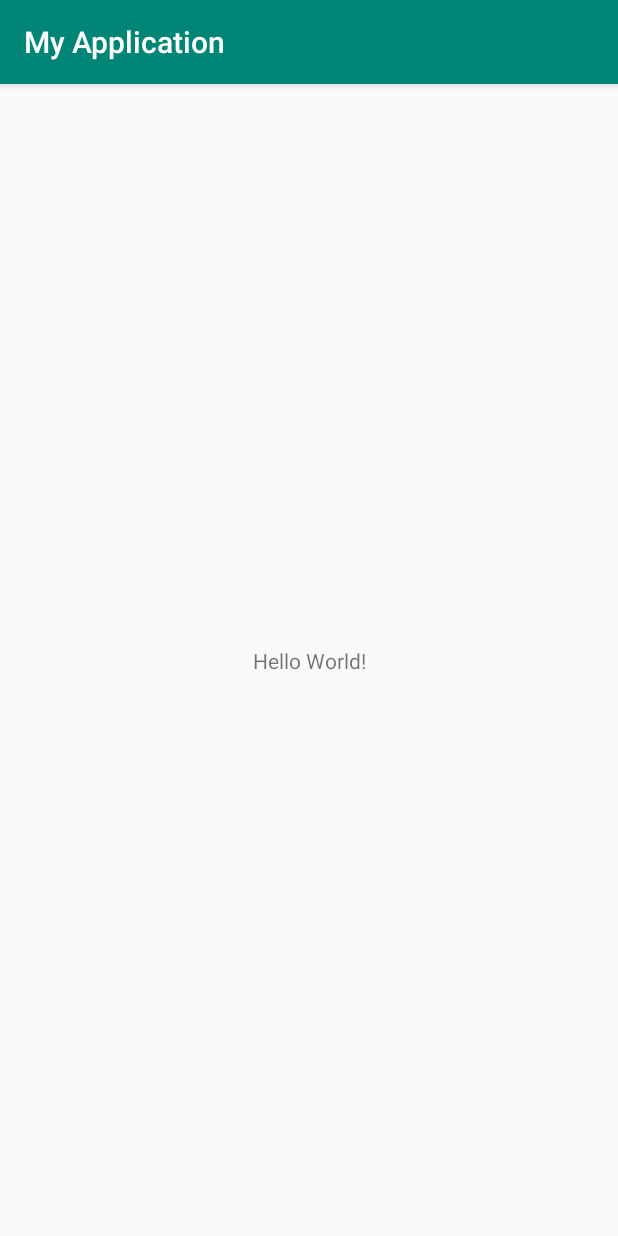
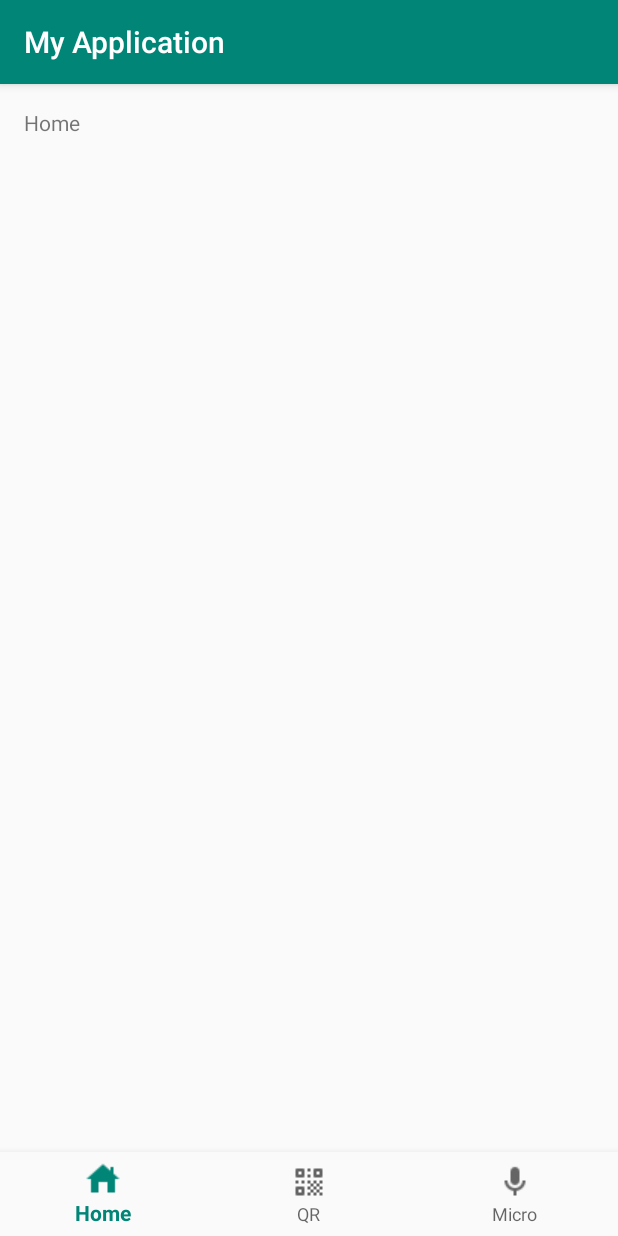
Before and after one commit to antoniomanuelfr/Nuevos-Paradigmas-de-Interacci-n, an Android app: the screen it shows after launch (MainActivity), on a phone screen of 412 x 824 dp. Run offline under Robolectric (Android 15) with nearby library versions, the phone set to English and light mode, and no system bars.

Commit message:
Barra de navegacion

```diff
--- a/Museo/app/build.gradle
+++ b/Museo/app/build.gradle
@@ -3,7 +3,7 @@ apply plugin: 'com.android.application'
 android {
     compileSdkVersion 28
     defaultConfig {
-        applicationId "com.NPI.P207"
+        applicationId "com.p207.npi.myapplication"
         minSdkVersion 24
         targetSdkVersion 28
         versionCode 1
@@ -21,6 +21,7 @@ android {
 dependencies {
     implementation fileTree(dir: 'libs', include: ['*.jar'])
     implementation 'com.android.support:appcompat-v7:28.0.0'
+    implementation 'com.android.support:design:28.0.0'
     implementation 'com.android.support.constraint:constraint-layout:1.1.3'
     testImplementation 'junit:junit:4.12'
     androidTestImplementation 'com.android.support.test:runner:1.0.2'
--- a/Museo/app/src/main/AndroidManifest.xml
+++ b/Museo/app/src/main/AndroidManifest.xml
@@ -1,6 +1,6 @@
 <?xml version="1.0" encoding="utf-8"?>
 <manifest xmlns:android="http://schemas.android.com/apk/res/android"
-    package="com.NPI.P207">
+    package="com.p207.npi.myapplication">
 
     <application
         android:allowBackup="true"
@@ -9,7 +9,9 @@
         android:roundIcon="@mipmap/ic_launcher_round"
         android:supportsRtl="true"
         android:theme="@style/AppTheme">
-        <activity android:name=".MainActivity">
+        <activity
+            android:name=".MainActivity"
+            android:label="@string/app_name">
             <intent-filter>
                 <action android:name="android.intent.action.MAIN" />
 
--- /dev/null
+++ b/Museo/app/src/main/java/com/p207/npi/myapplication/MainActivity.java
@@ -0,0 +1,44 @@
+package com.p207.npi.myapplication;
+
+import android.os.Bundle;
+import android.support.annotation.NonNull;
+import android.support.design.widget.BottomNavigationView;
+import android.support.v7.app.AppCompatActivity;
+import android.view.MenuItem;
+import android.widget.TextView;
+
+public class MainActivity extends AppCompatActivity {
+
+    private TextView mTextMessage;
+
+    private BottomNavigationView.OnNavigationItemSelectedListener mOnNavigationItemSelectedListener
+            = new BottomNavigationView.OnNavigationItemSelectedListener() {
+
+        @Override
+        public boolean onNavigationItemSelected(@NonNull MenuItem item) {
+            switch (item.getItemId()) {
+                case R.id.navigation_home:
+                    mTextMessage.setText(R.string.title_home);
+                    return true;
+                case R.id.navigation_qr:
+                    mTextMessage.setText(R.string.title_qr);
+                    return true;
+                case R.id.navigation_micro:
+                    mTextMessage.setText(R.string.title_micro);
+                    return true;
+            }
+            return false;
+        }
+    };
+
+    @Override
+    protected void onCreate(Bundle savedInstanceState) {
+        super.onCreate(savedInstanceState);
+        setContentView(R.layout.activity_main);
+
+        mTextMessage = (TextView) findViewById(R.id.message);
+        BottomNavigationView navigation = (BottomNavigationView) findViewById(R.id.navigation);
+        navigation.setOnNavigationItemSelectedListener(mOnNavigationItemSelectedListener);
+    }
+
+}
--- a/Museo/app/src/main/res/layout/activity_main.xml
+++ b/Museo/app/src/main/res/layout/activity_main.xml
@@ -2,17 +2,32 @@
 <android.support.constraint.ConstraintLayout xmlns:android="http://schemas.android.com/apk/res/android"
     xmlns:app="http://schemas.android.com/apk/res-auto"
     xmlns:tools="http://schemas.android.com/tools"
+    android:id="@+id/container"
     android:layout_width="match_parent"
     android:layout_height="match_parent"
     tools:context=".MainActivity">
 
     <TextView
+        android:id="@+id/message"
         android:layout_width="wrap_content"
         android:layout_height="wrap_content"
-        android:text="Hello World!"
+        android:layout_marginStart="@dimen/activity_horizontal_margin"
+        android:layout_marginLeft="@dimen/activity_horizontal_margin"
+        android:layout_marginTop="@dimen/activity_vertical_margin"
+        android:text="@string/title_home"
+        app:layout_constraintLeft_toLeftOf="parent"
+        app:layout_constraintTop_toTopOf="parent" />
+
+    <android.support.design.widget.BottomNavigationView
+        android:id="@+id/navigation"
+        android:layout_width="0dp"
+        android:layout_height="wrap_content"
+        android:layout_marginStart="0dp"
+        android:layout_marginEnd="0dp"
+        android:background="?android:attr/windowBackground"
         app:layout_constraintBottom_toBottomOf="parent"
         app:layout_constraintLeft_toLeftOf="parent"
         app:layout_constraintRight_toRightOf="parent"
-        app:layout_constraintTop_toTopOf="parent" />
+        app:menu="@menu/navigation" />
 
 </android.support.constraint.ConstraintLayout>
--- /dev/null
+++ b/Museo/app/src/main/res/menu/navigation.xml
@@ -0,0 +1,19 @@
+<?xml version="1.0" encoding="utf-8"?>
+<menu xmlns:android="http://schemas.android.com/apk/res/android">
+
+    <item
+        android:id="@+id/navigation_home"
+        android:icon="@drawable/home_24dp"
+        android:title="@string/title_home" />
+
+    <item
+        android:id="@+id/navigation_qr"
+        android:icon="@drawable/qr_24dp"
+        android:title="@string/title_qr" />
+
+    <item
+        android:id="@+id/navigation_micro"
+        android:icon="@drawable/microphone_24dp"
+        android:title="@string/title_micro" />
+
+</menu>
--- /dev/null
+++ b/Museo/app/src/main/res/values/dimens.xml
@@ -0,0 +1,5 @@
+<resources>
+    <!-- Default screen margins, per the Android Design guidelines. -->
+    <dimen name="activity_horizontal_margin">16dp</dimen>
+    <dimen name="activity_vertical_margin">16dp</dimen>
+</resources>
--- a/Museo/app/src/main/res/values/strings.xml
+++ b/Museo/app/src/main/res/values/strings.xml
@@ -1,3 +1,6 @@
 <resources>
     <string name="app_name">My Application</string>
+    <string name="title_home">Home</string>
+    <string name="title_qr">QR</string>
+    <string name="title_micro">Micro</string>
 </resources>
```
Also changed, not shown: Museo/app/src/main/java/com/NPI/P207/MainActivity.java (deleted, +0 -13 lines), Museo/app/src/main/res/drawable/home_24dp.png (added), Museo/app/src/main/res/drawable/microphone_24dp.png (added), Museo/app/src/main/res/drawable/qr_24dp.png (added), Museo/gradle.properties (line endings or trailing spaces), 4 other files.
